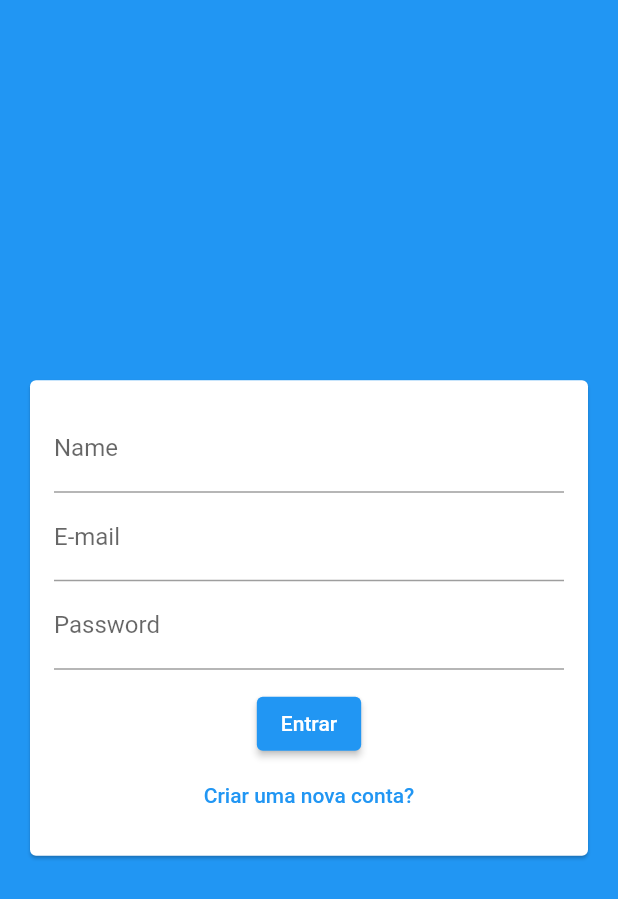
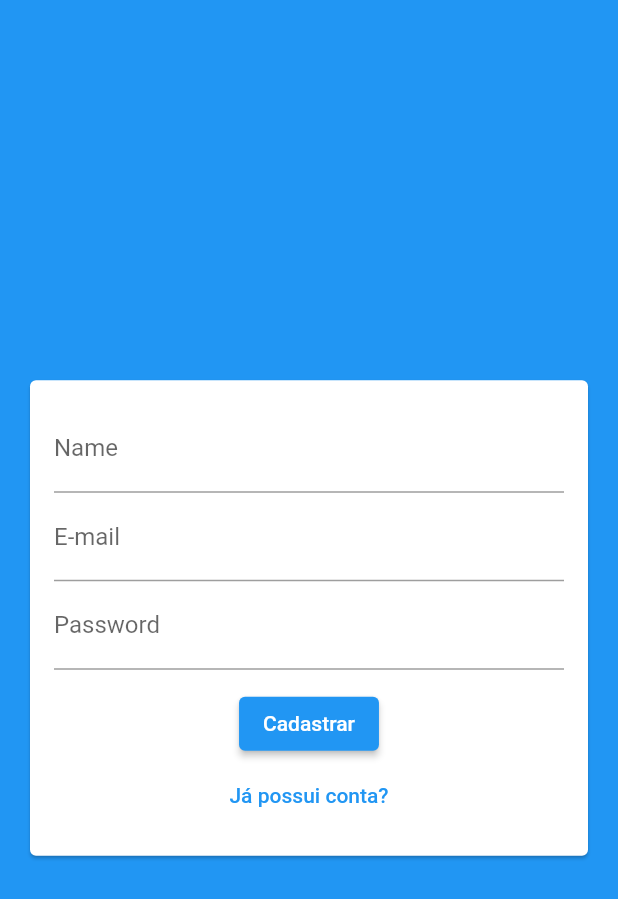
Before and after one commit to Yures1lva/chat-firebase, a Flutter app: the screen it shows after launch, after a tap on "Criar uma nova conta?", on a phone screen of 412 x 824 dp. Shown: the top 899 px of the screen. Run offline on Flutter 3.47's test engine with Material 2 defaults, Android fonts, the phone set to English and light mode, and no system bars.

Commit message:
trabalhando no estado do card

```diff
--- a/chat_firebase/lib/componets/auth_form.dart
+++ b/chat_firebase/lib/componets/auth_form.dart
@@ -1,9 +1,22 @@
+import 'package:chat_firebase/models/auth_form_data.dart';
 import 'package:flutter/material.dart';
 import 'package:flutter/src/widgets/container.dart';
 import 'package:flutter/src/widgets/framework.dart';
 
-class AuthForm extends StatelessWidget {
+class AuthForm extends StatefulWidget {
   const AuthForm({super.key});
+
+  @override
+  State<AuthForm> createState() => _AuthFormState();
+}
+
+class _AuthFormState extends State<AuthForm> {
+  final _formkey = GlobalKey<FormState>();
+  final _formData = AuthFormData();
+
+  void _submit() {
+    _formkey.currentState?.validate();
+  }
 
   @override
   Widget build(BuildContext context) {
@@ -12,15 +25,26 @@ class AuthForm extends StatelessWidget {
       child: Padding(
         padding: const EdgeInsets.all(16),
         child: Form(
+            key: _formkey,
             child: Column(
               children: [
+                if (_formData.isSingup)
                   TextFormField(
+                    key: ValueKey("name"),
+                    initialValue: _formData.name,
+                    onChanged: (name) => _formData.name = name,
                     decoration: InputDecoration(labelText: 'Name'),
                   ),
                 TextFormField(
+                  key: ValueKey("email"),
+                  initialValue: _formData.email,
+                  onChanged: (email) => _formData.email = email,
                   decoration: InputDecoration(labelText: 'E-mail'),
                 ),
                 TextFormField(
+                  key: ValueKey("password"),
+                  initialValue: _formData.password,
+                  onChanged: (password) => _formData.password = password,
                   obscureText: true,
                   decoration: InputDecoration(
                     labelText: 'Password',
@@ -29,8 +53,18 @@ class AuthForm extends StatelessWidget {
                 SizedBox(
                   height: 12,
                 ),
-            ElevatedButton(onPressed: () {}, child: Text("Entrar")),
-            TextButton(onPressed: () {}, child: Text("Criar uma nova conta?"))
+                ElevatedButton(
+                    onPressed: _submit,
+                    child: Text(_formData.isLogin ? "Entrar" : "Cadastrar")),
+                TextButton(
+                    child: Text(_formData.isLogin
+                        ? "Criar uma nova conta?"
+                        : 'Já possui conta?'),
+                    onPressed: () {
+                      setState(() {
+                        _formData.toggleAuthMode();
+                      });
+                    })
               ],
             )),
       ),
```
Lines whose indentation alone changed are shown as unchanged.
